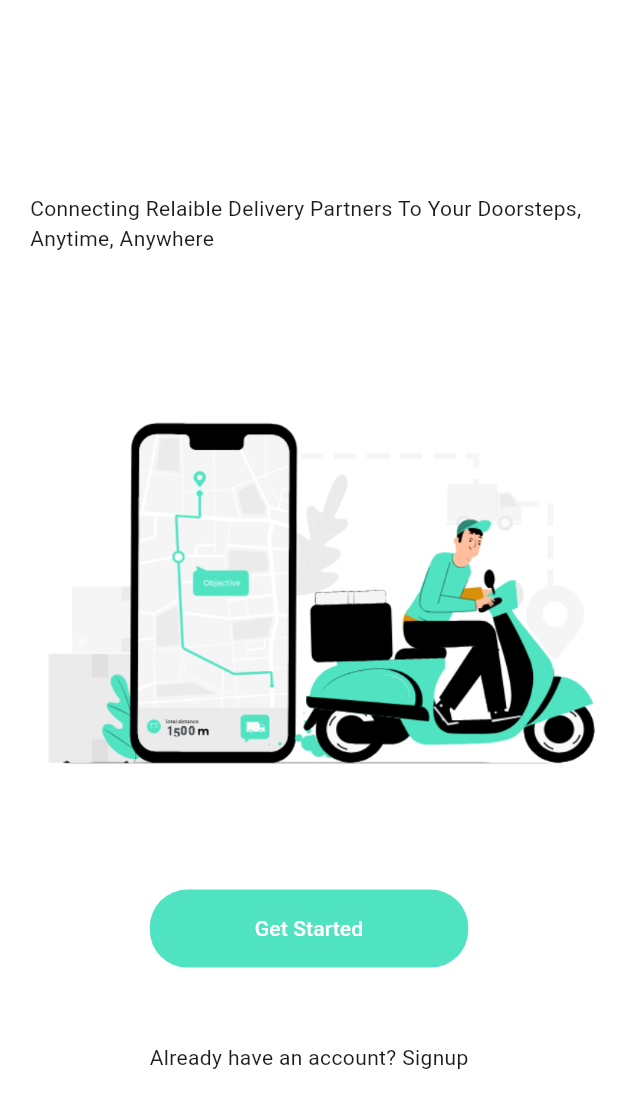
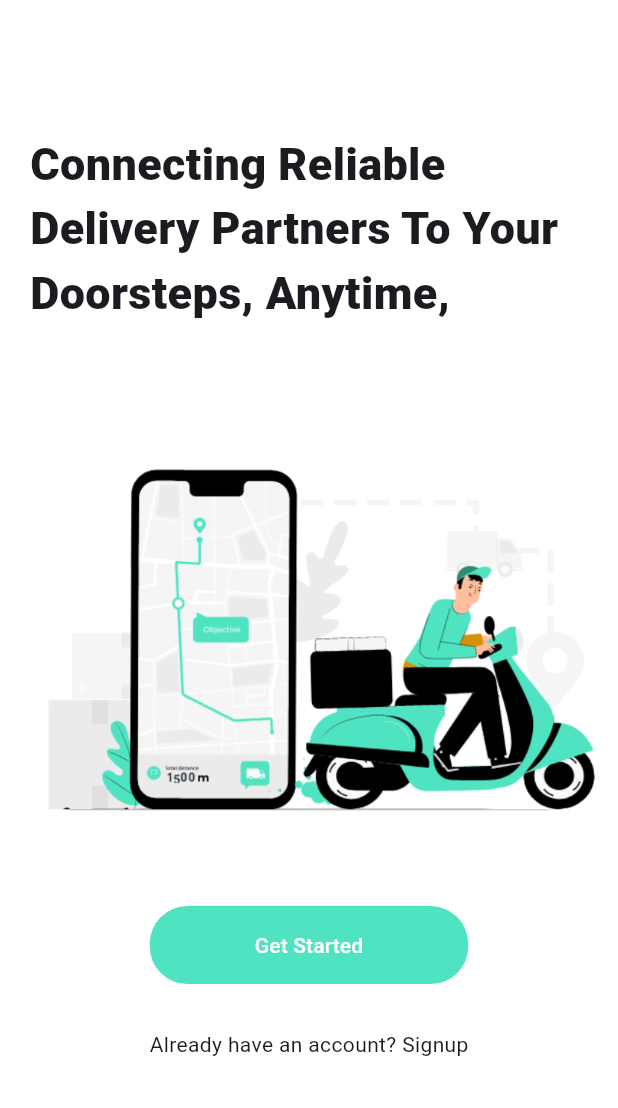
Before and after one commit to ameenakabir22/swiift-hq, a Flutter app: the screen it shows after launch, on a phone screen of 412 x 824 dp. Shown: the top 1108 px of the screen. Run offline on Flutter 3.47's test engine with Material 3 defaults, Android fonts, the phone set to English and light mode, and no system bars.

Commit message:
still on the onboarding page

```diff
--- a/lib/pages/onboarding.dart
+++ b/lib/pages/onboarding.dart
@@ -18,12 +18,19 @@ class _OnboardingState extends State<Onboarding> {
           Padding(
             padding: const EdgeInsets.all(20.0),
             child: Text(
-                'Connecting Relaible Delivery Partners To Your Doorsteps, Anytime, Anywhere'),
+              'Connecting Reliable Delivery Partners To Your Doorsteps, Anytime, Anywhere',
+              style: TextStyle(fontSize: 30, fontWeight: FontWeight.w800),
             ),
-          Image.asset(
+          ),
+          Transform.translate(
+            offset: Offset(0.0, -60.0),
+            child: Image.asset(
               'assets/onboardingimg.jpeg',
             ),
-          Padding(
+          ),
+          Transform.translate(
+            offset: Offset(0.0, -80.0),
+            child: Padding(
               padding: const EdgeInsets.only(right: 20, left: 20),
               child: TextButton(
                 onPressed: () {},
@@ -32,17 +39,19 @@ class _OnboardingState extends State<Onboarding> {
                   primary: Color(0xFF50E3C2), // Background color
                   onPrimary: Colors.white, // Text color
                   padding: EdgeInsets.symmetric(
-                    vertical: 16.0, horizontal: 70), // Vertical padding
+                    vertical: 16.0,
+                    horizontal: 70,
+                  ), // Vertical padding
                   shape: RoundedRectangleBorder(
                     borderRadius: BorderRadius.circular(25.0), // Border radius
                   ),
                 ),
               ),
             ),
-          SizedBox(
-            height: 50.0,
           ),
-          Text('Already have an account? Signup'),
+          Transform.translate(
+              offset: Offset(0.0, -50.0),
+              child: Text('Already have an account? Signup'))
         ],
       ),
     );
```
Lines whose indentation alone changed are shown as unchanged.
